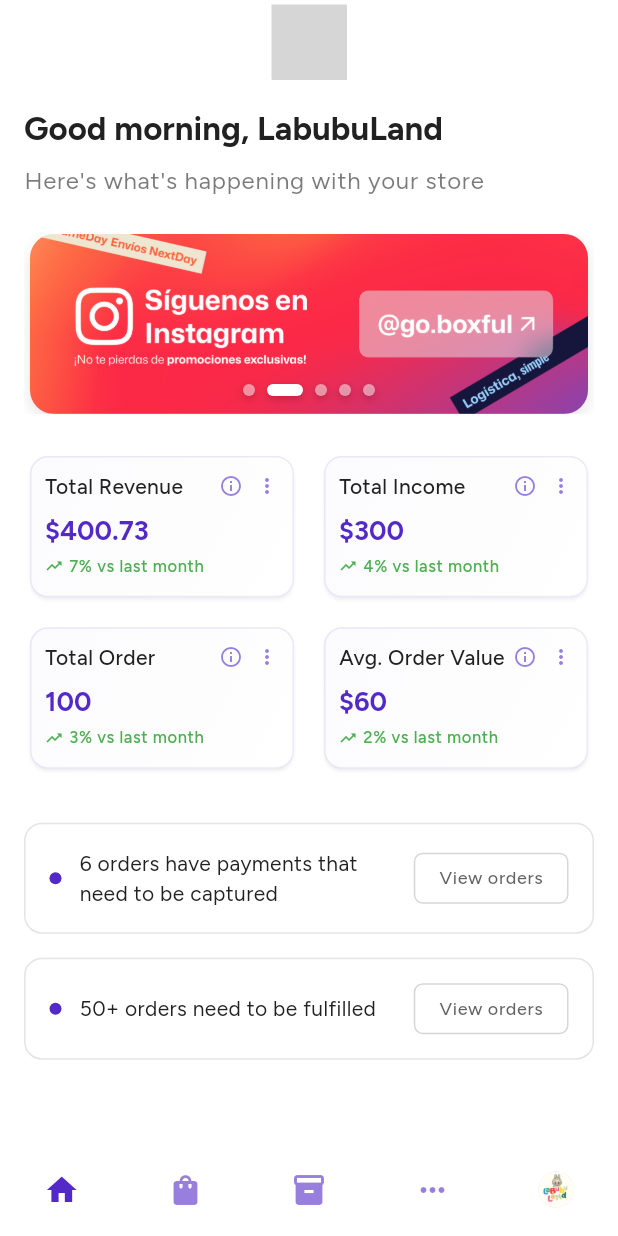
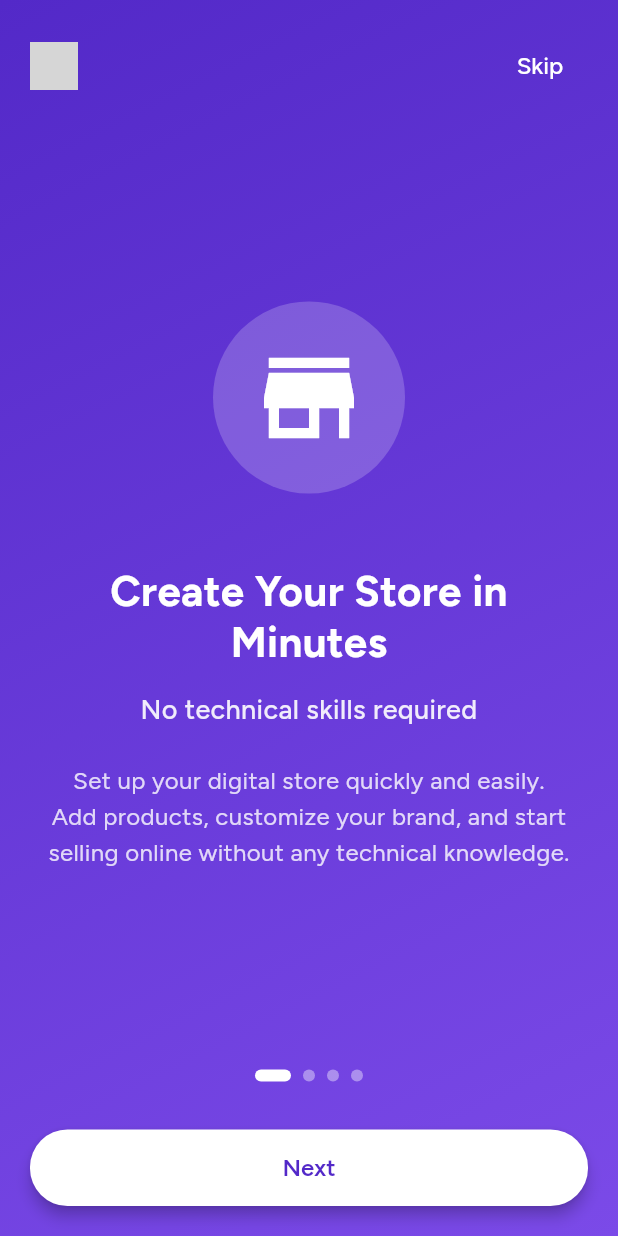
Before and after one commit to kmmelissat/vendly, a Flutter app: the screen it shows after launch, on a phone screen of 412 x 824 dp. Run offline on Flutter 3.47's test engine with Material 3 defaults, Android fonts, the phone set to English and light mode, and no system bars; our stand-ins replace animate_do, fl_chart, flutter_svg, go_router, google_fonts, shared_preferences; grey boxes are pictures that could not be loaded.

Commit message:
✨ Integrate shared_preferences package and update AppRouter for onboarding flow: added shared_preferences dependencies in pubspec.yaml and Podfile.lock, modified initial route to '/onboarding', and implemented onboarding completion check for navigation, enhancing user experience during app startup.

```diff
--- /dev/null
+++ b/lib/pages/onboarding/onboarding_page.dart
@@ -0,0 +1,327 @@
+import 'package:flutter/material.dart';
+import 'package:flutter_svg/flutter_svg.dart';
+import 'package:go_router/go_router.dart';
+import '../../services/onboarding_service.dart';
+
+class OnboardingPage extends StatefulWidget {
+  const OnboardingPage({super.key});
+
+  @override
+  State<OnboardingPage> createState() => _OnboardingPageState();
+}
+
+class _OnboardingPageState extends State<OnboardingPage> {
+  final PageController _pageController = PageController();
+  int _currentPage = 0;
+
+  final List<OnboardingData> _onboardingData = [
+    OnboardingData(
+      title: 'Create Your Store in Minutes',
+      subtitle: 'No technical skills required',
+      description:
+          'Set up your digital store quickly and easily. Add products, customize your brand, and start selling online without any technical knowledge.',
+      icon: Icons.store,
+      color: const Color(0xFF5329C8),
+      gradient: const LinearGradient(
+        begin: Alignment.topLeft,
+        end: Alignment.bottomRight,
+        colors: [Color(0xFF5329C8), Color(0xFF7B4AE8)],
+      ),
+    ),
+    OnboardingData(
+      title: 'Accept Trusted Payments',
+      subtitle: 'Wompi, n1co, bank transfers, or cash on delivery',
+      description:
+          'Offer your customers payment methods they trust and use daily. From digital wallets to traditional cash payments.',
+      icon: Icons.payment,
+      color: const Color(0xFF2E7D32),
+      gradient: const LinearGradient(
+        begin: Alignment.topLeft,
+        end: Alignment.bottomRight,
+        colors: [Color(0xFF2E7D32), Color(0xFF4CAF50)],
+      ),
+    ),
+    OnboardingData(
+      title: 'Deliver Anywhere',
+      subtitle: 'Integrated with local couriers',
+      description:
+          'Reach customers nationwide with integrated delivery through Boxful, PedidosYa, Express, and Forza. Seamless logistics made simple.',
+      icon: Icons.local_shipping,
+      color: const Color(0xFFE65100),
+      gradient: const LinearGradient(
+        begin: Alignment.topLeft,
+        end: Alignment.bottomRight,
+        colors: [Color(0xFFE65100), Color(0xFFFF9800)],
+      ),
+    ),
+    OnboardingData(
+      title: 'Stay in Control',
+      subtitle: 'Simple dashboard for everything',
+      description:
+          'Manage products, track sales, process orders, and analyze your business performance from one intuitive dashboard.',
+      icon: Icons.dashboard,
+      color: const Color(0xFF1565C0),
+      gradient: const LinearGradient(
+        begin: Alignment.topLeft,
+        end: Alignment.bottomRight,
+        colors: [Color(0xFF1565C0), Color(0xFF2196F3)],
+      ),
+    ),
+  ];
+
+  @override
+  Widget build(BuildContext context) {
+    return Scaffold(
+      body: Container(
+        decoration: BoxDecoration(
+          gradient: _onboardingData[_currentPage].gradient,
+        ),
+        child: SafeArea(
+          child: Column(
+            children: [
+              // Header with logo and skip button
+              Padding(
+                padding: const EdgeInsets.all(20),
+                child: Row(
+                  mainAxisAlignment: MainAxisAlignment.spaceBetween,
+                  children: [
+                    // Vendly Logo
+                    SvgPicture.asset(
+                      'assets/images/vendly.svg',
+                      height: 32,
+                      colorFilter: const ColorFilter.mode(
+                        Colors.white,
+                        BlendMode.srcIn,
+                      ),
+                    ),
+                    // Skip Button
+                    TextButton(
+                      onPressed: () => _completeOnboarding(),
+                      child: const Text(
+                        'Skip',
+                        style: TextStyle(
+                          color: Colors.white,
+                          fontSize: 16,
+                          fontWeight: FontWeight.w500,
+                        ),
+                      ),
+                    ),
+                  ],
+                ),
+              ),
+
+              // Page Content
+              Expanded(
+                child: PageView.builder(
+                  controller: _pageController,
+                  onPageChanged: (index) {
+                    setState(() {
+                      _currentPage = index;
+                    });
+                  },
+                  itemCount: _onboardingData.length,
+                  itemBuilder: (context, index) {
+                    return _buildOnboardingPage(_onboardingData[index]);
+                  },
+                ),
+              ),
+
+              // Bottom Navigation
+              Padding(
+                padding: const EdgeInsets.all(20),
+                child: Column(
+                  children: [
+                    // Page Indicators
+                    Row(
+                      mainAxisAlignment: MainAxisAlignment.center,
+                      children: List.generate(
+                        _onboardingData.length,
+                        (index) => _buildPageIndicator(index),
+                      ),
+                    ),
+
+                    const SizedBox(height: 32),
+
+                    // Navigation Buttons
+                    Row(
+                      children: [
+                        // Back Button
+                        if (_currentPage > 0)
+                          Expanded(
+                            child: OutlinedButton(
+                              onPressed: () {
+                                _pageController.previousPage(
+                                  duration: const Duration(milliseconds: 300),
+                                  curve: Curves.easeInOut,
+                                );
+                              },
+                              style: OutlinedButton.styleFrom(
+                                foregroundColor: Colors.white,
+                                side: const BorderSide(color: Colors.white),
+                                padding: const EdgeInsets.symmetric(
+                                  vertical: 16,
+                                ),
+                                shape: RoundedRectangleBorder(
+                                  borderRadius: BorderRadius.circular(25),
+                                ),
+                              ),
+                              child: const Text(
+                                'Back',
+                                style: TextStyle(
+                                  fontSize: 16,
+                                  fontWeight: FontWeight.w600,
+                                ),
+                              ),
+                            ),
+                          ),
+
+                        if (_currentPage > 0) const SizedBox(width: 16),
+
+                        // Next/Get Started Button
+                        Expanded(
+                          child: ElevatedButton(
+                            onPressed: () {
+                              if (_currentPage < _onboardingData.length - 1) {
+                                _pageController.nextPage(
+                                  duration: const Duration(milliseconds: 300),
+                                  curve: Curves.easeInOut,
+                                );
+                              } else {
+                                _completeOnboarding();
+                              }
+                            },
+                            style: ElevatedButton.styleFrom(
+                              backgroundColor: Colors.white,
+                              foregroundColor:
+                                  _onboardingData[_currentPage].color,
+                              padding: const EdgeInsets.symmetric(vertical: 16),
+                              shape: RoundedRectangleBorder(
+                                borderRadius: BorderRadius.circular(25),
+                              ),
+                              elevation: 4,
+                            ),
+                            child: Text(
+                              _currentPage < _onboardingData.length - 1
+                                  ? 'Next'
+                                  : 'Get Started',
+                              style: const TextStyle(
+                                fontSize: 16,
+                                fontWeight: FontWeight.w600,
+                              ),
+                            ),
+                          ),
+                        ),
+                      ],
+                    ),
+                  ],
+                ),
+              ),
+            ],
+          ),
+        ),
+      ),
+    );
+  }
+
+  Widget _buildOnboardingPage(OnboardingData data) {
+    return Padding(
+      padding: const EdgeInsets.symmetric(horizontal: 32),
+      child: Column(
+        mainAxisAlignment: MainAxisAlignment.center,
+        children: [
+          // Icon
+          Container(
+            padding: const EdgeInsets.all(24),
+            decoration: BoxDecoration(
+              color: Colors.white.withOpacity(0.2),
+              shape: BoxShape.circle,
+            ),
+            child: Icon(data.icon, size: 80, color: Colors.white),
+          ),
+
+          const SizedBox(height: 48),
+
+          // Title
+          Text(
+            data.title,
+            style: const TextStyle(
+              fontSize: 28,
+              fontWeight: FontWeight.bold,
+              color: Colors.white,
+              height: 1.2,
+            ),
+            textAlign: TextAlign.center,
+          ),
+
+          const SizedBox(height: 16),
+
+          // Subtitle
+          Text(
+            data.subtitle,
+            style: TextStyle(
+              fontSize: 18,
+              fontWeight: FontWeight.w500,
+              color: Colors.white.withOpacity(0.9),
+              height: 1.3,
+            ),
+            textAlign: TextAlign.center,
+          ),
+
+          const SizedBox(height: 24),
+
+          // Description
+          Text(
+            data.description,
+            style: TextStyle(
+              fontSize: 16,
+              color: Colors.white.withOpacity(0.8),
+              height: 1.5,
+            ),
+            textAlign: TextAlign.center,
+          ),
+        ],
+      ),
+    );
+  }
+
+  Widget _buildPageIndicator(int index) {
+    return AnimatedContainer(
+      duration: const Duration(milliseconds: 300),
+      margin: const EdgeInsets.symmetric(horizontal: 4),
+      width: _currentPage == index ? 24 : 8,
+      height: 8,
+      decoration: BoxDecoration(
+        color: _currentPage == index
+            ? Colors.white
+            : Colors.white.withOpacity(0.4),
+        borderRadius: BorderRadius.circular(4),
+      ),
+    );
+  }
+
+  void _completeOnboarding() async {
+    // Mark onboarding as completed and navigate to home
+    await OnboardingService.completeOnboarding();
+    if (mounted) {
+      context.go('/home');
+    }
+  }
+}
+
+class OnboardingData {
+  final String title;
+  final String subtitle;
+  final String description;
+  final IconData icon;
+  final Color color;
+  final LinearGradient gradient;
+
+  OnboardingData({
+    required this.title,
+    required this.subtitle,
+    required this.description,
+    required this.icon,
+    required this.color,
+    required this.gradient,
+  });
+}
--- a/lib/router/app_router.dart
+++ b/lib/router/app_router.dart
@@ -9,10 +9,12 @@ import '../pages/finances/finances_page.dart';
 import '../pages/customers/customers_page.dart';
 import '../pages/analytics/analytics_page.dart';
 import '../pages/profile/profile_page.dart';
+import '../pages/onboarding/onboarding_page.dart';
+import '../services/onboarding_service.dart';
 
 class AppRouter {
   static final GoRouter router = GoRouter(
-    initialLocation: '/home',
+    initialLocation: '/onboarding',
     errorBuilder: (context, state) => Scaffold(
       appBar: AppBar(title: const Text('Page Not Found')),
       body: Center(
@@ -34,8 +36,22 @@ class AppRouter {
       ),
     ),
     routes: [
-      // Redirect root to home
-      GoRoute(path: '/', redirect: (context, state) => '/home'),
+      // Onboarding Route (outside of shell)
+      GoRoute(
+        path: '/onboarding',
+        name: 'onboarding',
+        pageBuilder: (context, state) =>
+            NoTransitionPage(key: state.pageKey, child: const OnboardingPage()),
+      ),
+      // Redirect root based on onboarding status
+      GoRoute(
+        path: '/',
+        redirect: (context, state) async {
+          final isOnboardingCompleted =
+              await OnboardingService.isOnboardingCompleted();
+          return isOnboardingCompleted ? '/home' : '/onboarding';
+        },
+      ),
       ShellRoute(
         builder: (context, state, child) {
           return MainPage(child: child);
--- /dev/null
+++ b/lib/services/onboarding_service.dart
@@ -0,0 +1,20 @@
+import 'package:shared_preferences/shared_preferences.dart';
+
+class OnboardingService {
+  static const String _onboardingKey = 'onboarding_completed';
+
+  static Future<bool> isOnboardingCompleted() async {
+    final prefs = await SharedPreferences.getInstance();
+    return prefs.getBool(_onboardingKey) ?? false;
+  }
+
+  static Future<void> completeOnboarding() async {
+    final prefs = await SharedPreferences.getInstance();
+    await prefs.setBool(_onboardingKey, true);
+  }
+
+  static Future<void> resetOnboarding() async {
+    final prefs = await SharedPreferences.getInstance();
+    await prefs.remove(_onboardingKey);
+  }
+}
--- a/pubspec.yaml
+++ b/pubspec.yaml
@@ -47,6 +47,7 @@ dependencies:
   provider: ^6.1.1
   go_router: ^14.0.2
   url_launcher: ^6.2.4
+  shared_preferences: ^2.2.2
 
   # Animations
   animate_do: ^3.3.4
```
Also changed, not shown: pubspec.lock, 2 other files.
